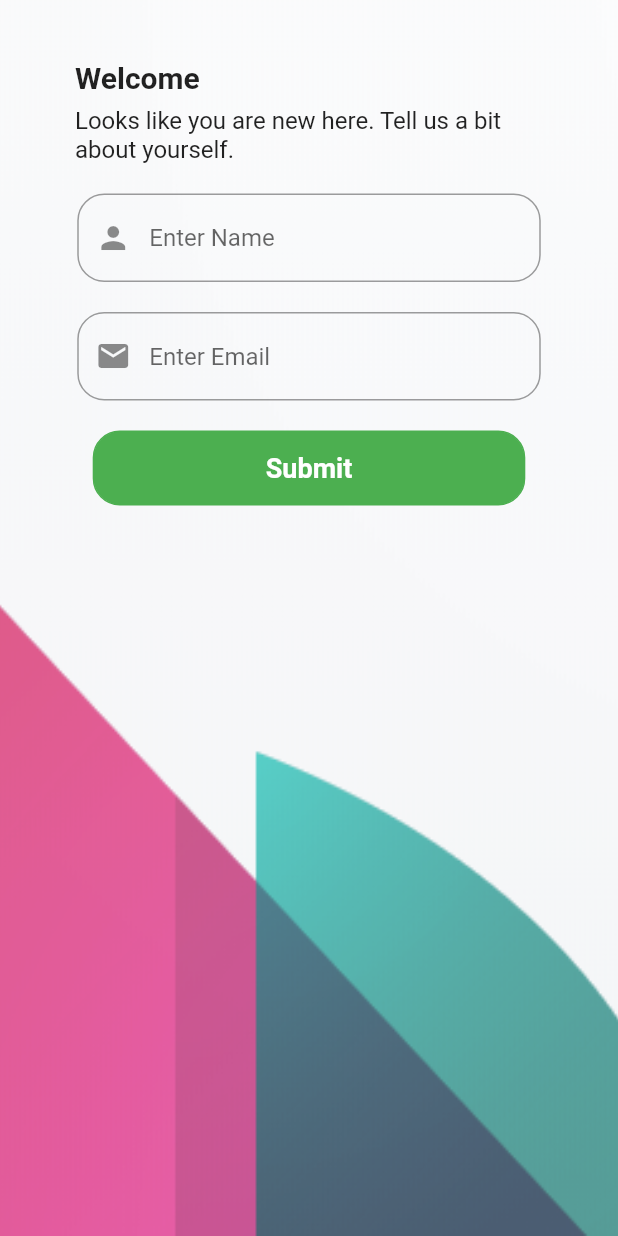
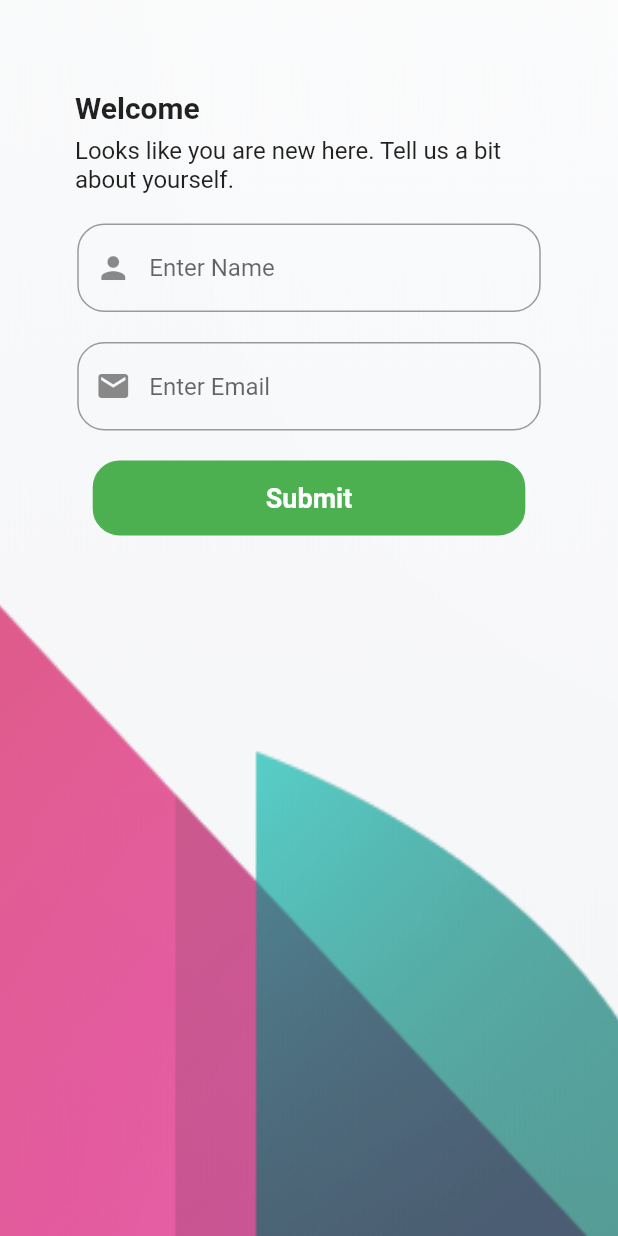
Before and after one commit to Drjsingh/sample_login_page, a Flutter app: the ProfileScreen screen opened directly with empty values, on a phone screen of 412 x 824 dp. Run offline on Flutter 3.47's test engine with Material 2 defaults, Android fonts, the phone set to English and light mode, and no system bars; our stand-ins replace email_validator, intl_phone_field, pin_code_fields; missing offline and left inert: uiblock.

Commit message:
small change

```diff
--- a/lib/view/profile_screen.dart
+++ b/lib/view/profile_screen.dart
@@ -72,7 +72,7 @@ class _ProfileScreen extends State<ProfileScreen> {
                             padding: (defaultTargetPlatform ==
                                     TargetPlatform.windows)
                                 ? const EdgeInsets.only(left: 55, top: 8.0)
-                                : const EdgeInsets.only(top: 10.0, left: 10),
+                                : const EdgeInsets.only(top: 30.0, left: 10),
                             child: Column(
                               children: [
                                 Row(
@@ -87,7 +87,7 @@ class _ProfileScreen extends State<ProfileScreen> {
                                   ],
                                 ),
                                 Row(
-                                  children: [
+                                  children: const [
                                     Flexible(
                                       child: Padding(
                                         padding:
```
